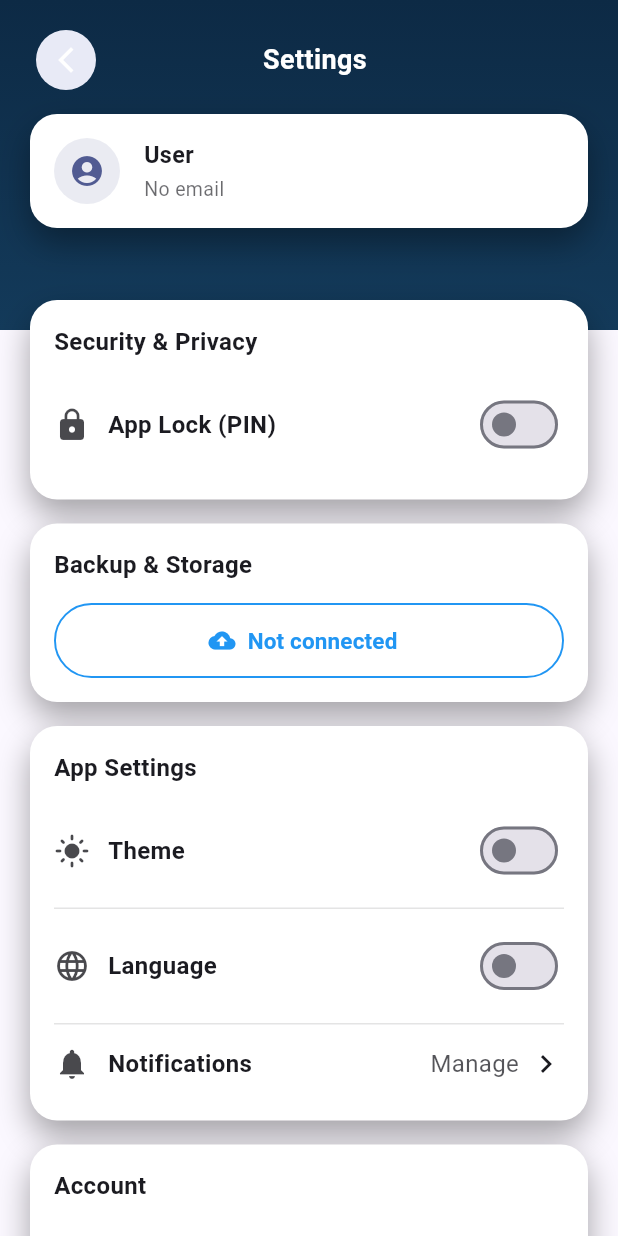
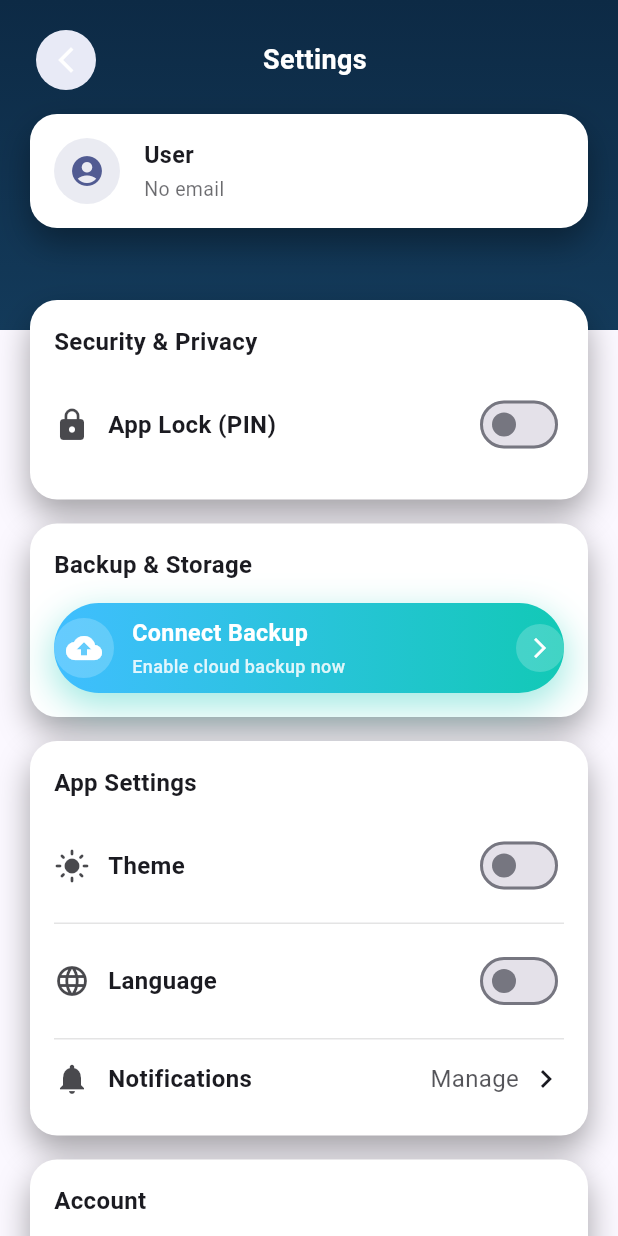
Before and after one commit to Pilotx1992/alkhazna, a Flutter app: the SettingsScreen screen opened directly, on a phone screen of 412 x 824 dp. Run offline on Flutter 3.47's test engine with Material 3 defaults, Android fonts, the phone set to English and light mode, and no system bars; our stand-ins replace connectivity_plus, device_info_plus, file_picker, flutter_local_notifications, flutter_secure_storage, google_sign_in and 11 more; missing offline and left inert: cryptography, googleapis, mailer, workmanager; accounts and stored records are empty; Roboto replaces fonts that are missing (Cairo).

Commit message:
feat: enhance Backup & Restore button with gradient, icons, and status info

```diff
--- a/lib/screens/settings_screen.dart
+++ b/lib/screens/settings_screen.dart
@@ -333,6 +333,8 @@ class SettingsScreen extends StatelessWidget {
 
   // ---------------- Backup Section ----------------
   Widget _buildBackupSection(Color surfaceCard, Color sectionTitleColor, user, context) {
+    final isConnected = user?.hasLinkedGoogleAccount == true;
+
     return Container(
       decoration: BoxDecoration(
         color: surfaceCard,
@@ -345,33 +347,141 @@ class SettingsScreen extends StatelessWidget {
         children: [
           Text('Backup & Storage', style: TextStyle(color: sectionTitleColor, fontSize: 16, fontWeight: FontWeight.w700)),
           const SizedBox(height: 14),
-          OutlinedButton.icon(
-            onPressed: () {
+
+          // Enhanced Backup Button with gradient
+          GestureDetector(
+                onTap: () {
                   Navigator.push(
                     context,
                 MaterialPageRoute(builder: (context) => const BackupScreen()),
               );
             },
-            icon: const Icon(Icons.backup, color: Color(0xFF2196F3)),
-            label: Text(
-              user?.hasLinkedGoogleAccount == true
-                  ? 'Connected to ${user!.backupGoogleAccountEmail}'
-                  : 'Not connected',
-              style: TextStyle(
-                color: user?.hasLinkedGoogleAccount == true ? const Color(0xFF10B981) : const Color(0xFF2196F3),
-                fontWeight: FontWeight.w700,
-                fontSize: 15,
+            child: Container(
+              height: 60,
+              decoration: BoxDecoration(
+                gradient: isConnected
+                    ? const LinearGradient(
+                        colors: [Color(0xFF10B981), Color(0xFF059669)],
+                        begin: Alignment.centerLeft,
+                        end: Alignment.centerRight,
+                      )
+                    : const LinearGradient(
+                        colors: [Color(0xFF40BEFF), Color(0xFF12C9B6)],
+                        begin: Alignment.centerLeft,
+                        end: Alignment.centerRight,
+                      ),
+                borderRadius: BorderRadius.circular(30),
+                boxShadow: [
+                  BoxShadow(
+                    color: (isConnected ? const Color(0xFF10B981) : const Color(0xFF12C9B6)).withValues(alpha: 0.4),
+                    blurRadius: 20,
+                    spreadRadius: 1,
+                    offset: const Offset(0, 8),
+                  ),
+                ],
+              ),
+              child: Row(
+                mainAxisAlignment: MainAxisAlignment.center,
+                children: [
+                  // Status Icon
+                  Container(
+                    padding: const EdgeInsets.all(8),
+                    decoration: BoxDecoration(
+                      color: Colors.white.withValues(alpha: 0.2),
+                      shape: BoxShape.circle,
+                    ),
+                    child: Icon(
+                      isConnected ? Icons.cloud_done : Icons.cloud_upload,
+                      color: Colors.white,
+                      size: 24,
                     ),
                   ),
-            style: OutlinedButton.styleFrom(
-              minimumSize: const Size.fromHeight(50),
-              side: BorderSide(
-                color: user?.hasLinkedGoogleAccount == true ? const Color(0xFF10B981) : const Color(0xFF2196F3),
-                width: 1.3,
-              ),
-              shape: RoundedRectangleBorder(borderRadius: BorderRadius.circular(45)),
+                  const SizedBox(width: 12),
+
+                  // Text Content
+                  Expanded(
+                    child: Column(
+                      mainAxisAlignment: MainAxisAlignment.center,
+                      crossAxisAlignment: CrossAxisAlignment.start,
+                      children: [
+                        Text(
+                          isConnected ? 'Backup & Restore' : 'Connect Backup',
+                          style: const TextStyle(
+                            color: Colors.white,
+                            fontSize: 15.5,
+                            fontWeight: FontWeight.w700,
                           ),
                         ),
+                        const SizedBox(height: 2),
+                        Text(
+                          isConnected
+                              ? 'Connected to ${user!.backupGoogleAccountEmail.split('@').first}'
+                              : 'Enable cloud backup now',
+                          style: TextStyle(
+                            color: Colors.white.withValues(alpha: 0.85),
+                            fontSize: 12,
+                            fontWeight: FontWeight.w500,
+                          ),
+                          maxLines: 1,
+                          overflow: TextOverflow.ellipsis,
+                        ),
+                      ],
+                    ),
+                  ),
+
+                  // Arrow Icon
+                  Container(
+                    padding: const EdgeInsets.all(8),
+                    decoration: BoxDecoration(
+                      color: Colors.white.withValues(alpha: 0.2),
+                      shape: BoxShape.circle,
+                    ),
+                    child: const Icon(
+                      Icons.arrow_forward_ios,
+                      color: Colors.white,
+                      size: 16,
+                    ),
+                  ),
+                ],
+              ),
+            ),
+          ),
+
+          // Additional Info
+          if (isConnected) ...[
+            const SizedBox(height: 12),
+            Container(
+              padding: const EdgeInsets.all(12),
+              decoration: BoxDecoration(
+                color: const Color(0xFF10B981).withValues(alpha: 0.1),
+                borderRadius: BorderRadius.circular(12),
+                border: Border.all(
+                  color: const Color(0xFF10B981).withValues(alpha: 0.3),
+                  width: 1,
+                ),
+              ),
+              child: Row(
+                children: [
+                  Icon(
+                    Icons.verified,
+                    color: const Color(0xFF10B981),
+                    size: 18,
+                  ),
+                  const SizedBox(width: 8),
+                  Expanded(
+                    child: Text(
+                      'Your data is backed up and encrypted',
+                      style: TextStyle(
+                        color: sectionTitleColor.withValues(alpha: 0.8),
+                        fontSize: 12,
+                        fontWeight: FontWeight.w500,
+                      ),
+                    ),
+                  ),
+                ],
+              ),
+            ),
+          ],
         ],
       ),
     );
```
Lines whose indentation alone changed are shown as unchanged.
